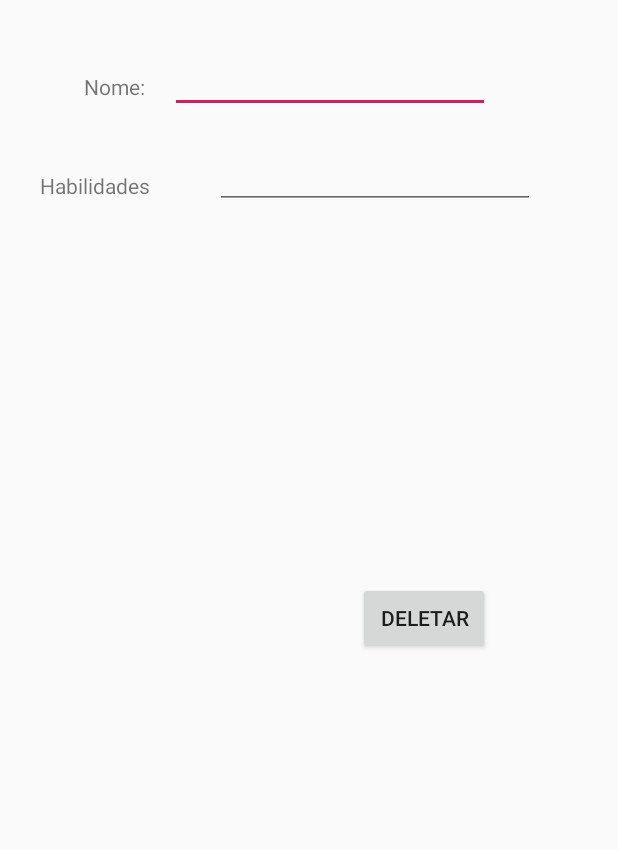
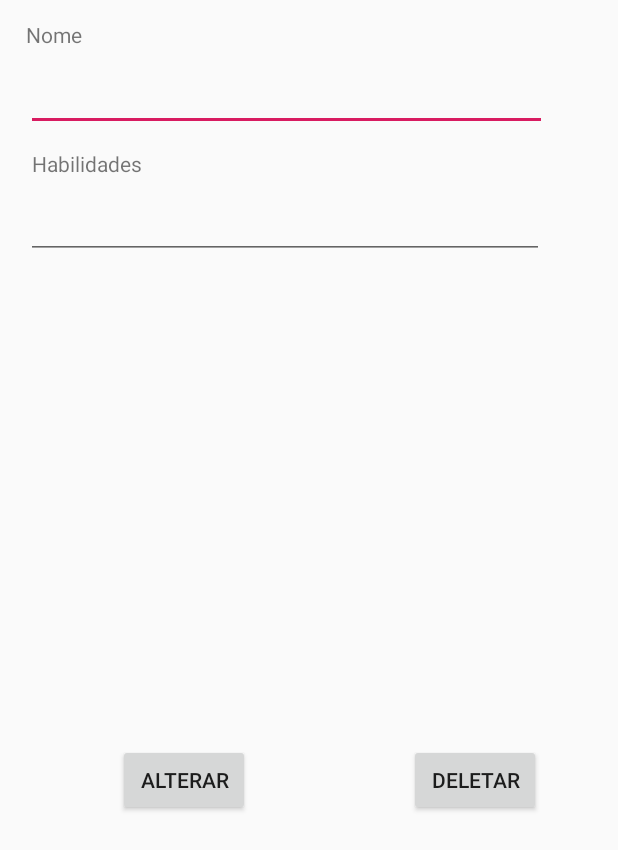
Before and after one commit to GeoWg/BdMutantes, an Android app: the layout activity_detail.xml on its own in the app's theme, with its tools: preview values and no code run, on a phone screen of 412 x 824 dp. Shown: the top 850 px of the screen. Run offline under Robolectric (Android 15) with nearby library versions, the phone set to English and light mode, and no system bars.

Commit message:
Alteração na CadastrarActivity (falta arrumar comentários), Alteração na DetailActivity, inserção do botão e criação da função (falta o conteúdo e comentários)

```diff
--- a/app/src/main/java/com/example/george/bdmutantes/CadastrarActivity.java
+++ b/app/src/main/java/com/example/george/bdmutantes/CadastrarActivity.java
@@ -8,6 +8,7 @@ import android.os.Bundle;
 import android.view.View;
 import android.widget.Button;
 import android.widget.EditText;
+import android.widget.Toast;
 
 import java.util.List;
 
@@ -26,17 +27,17 @@ public class CadastrarActivity extends AppCompatActivity {
 
         //Depois de iniciar a Activity, se vier da main, os campos vem vazios, se vier da detail, vem preenchidos
 
-        Intent it = getIntent();
-        Bundle params = it.getExtras();
-        int id = params.getInt("idMutante");
+        //Intent it = getIntent();
+        //Bundle params = it.getExtras();
+        //int id = params.getInt("idMutante");
 
         mutanteOperation = new MutanteOperations(this);
         mutanteOperation.open();
 
-        if(id != 0) {
+        //if(id != 0) {
             //etHabilidades.setText(mutanteOperation.getMutanteById(id).getHabilidade(), EditText.BufferType.EDITABLE);
             //nome.setText(mutanteOperation.getMutanteById(id).getNome(), EditText.BufferType.EDITABLE);
-        }
+        //}
 
     }
 
@@ -47,28 +48,30 @@ public class CadastrarActivity extends AppCompatActivity {
             etNome = findViewById(R.id.etNome);
             etHabilidades = findViewById(R.id.etHabilidades);
 
-            Intent it = getIntent();
-            Bundle params = it.getExtras();
-            int aux = params.getInt("aux");
-            int id = params.getInt("mutanteId");
+            //Intent it = getIntent();
+            //Bundle params = it.getExtras();
+            //int aux = params.getInt("aux");
+            //int id = params.getInt("mutanteId");
 
             //Se os campos não estiverem vazios
-            if(!(etNome.getText().toString().equals("") || etHabilidades.getText().toString().equals(""))){
+            if(!(etNome.getText().toString().equals("") || etHabilidades.getText().toString().equals(""))) {
                 //Se veio da Main
-                if(aux == 0){
-                    List<Mutante> mutantes = mutanteOperation.getAllMutantes();
-                    for (Mutante m : mutantes){
-                        //Se o valor do campo nome for igual ao nome do mutante que está no for, chama a exceção negativa
-                        if (m.getName().equalsIgnoreCase(etNome.getText().toString())){
-                            String e = "Mutante já cadastrado.";
-                            throw  new Exception(e);
-                        }
+                List<Mutante> mutantes = mutanteOperation.getAllMutantes();
+                for (Mutante m : mutantes) {
+                    //Se o valor do campo nome for igual ao nome do mutante que está no for, chama a exceção negativa
+                    if (m.getName().equalsIgnoreCase(etNome.getText().toString())) {
+                        String e = "Mutante já cadastrado.";
+                        throw new Exception(e);
                     }
-                    //Se não cair na exceção, quer dizer que o mutante não existe e pode ser cadastrado
+                }
+            } else{
+                String e = "Os campos nome e habilidades não podem ser vazios.";
+                throw new Exception(e);
+            }
+            //Se não cair na exceção, quer dizer que o mutante não existe e pode ser cadastrado
                     mutanteOperation.addMutante(etNome.getText().toString(), etHabilidades.getText().toString());
-                }
                 //Se veio da Detail
-                if (aux == 1){
+                /*if (aux == 1){
                     List<Mutante> mutantes = mutanteOperation.getAllMutantes();
                     for (Mutante m : mutantes){
                         //Se o valor do campo nome for igual ao nome do mutante que está no for e o campo id não, chama a exceção negativa
@@ -79,7 +82,7 @@ public class CadastrarActivity extends AppCompatActivity {
                     }
                     //Se não cair na exceção, quer dizer que o mutante não existe e pode ser cadastrado
                     mutanteOperation.addMutante(etNome.getText().toString(), etHabilidades.getText().toString());
-                }
+                }*/
                 //AlertDialog positivo
                 builder.setTitle("Sucesso")
                         .setMessage("Mutante cadastrado com sucesso.")
@@ -91,7 +94,6 @@ public class CadastrarActivity extends AppCompatActivity {
                                     }
                                 });
                 builder.show();
-            }
         } catch (Exception e){
             //AlertDialog negativo
             builder.setTitle("Erro")
@@ -105,9 +107,6 @@ public class CadastrarActivity extends AppCompatActivity {
                             });
             builder.show();
         }
-
-
-
     }
 
     @Override
--- a/app/src/main/java/com/example/george/bdmutantes/DetailActivity.java
+++ b/app/src/main/java/com/example/george/bdmutantes/DetailActivity.java
@@ -36,6 +36,10 @@ public class DetailActivity extends AppCompatActivity {
         }
     }
 
+    public void alteraMutante(View view){
+
+    }
+
     public void deleteMutante(View view){
         Intent it = getIntent();
         Bundle params = it.getExtras();
--- a/app/src/main/java/com/example/george/bdmutantes/MainActivity.java
+++ b/app/src/main/java/com/example/george/bdmutantes/MainActivity.java
@@ -7,7 +7,7 @@ import android.view.View;
 
 public class MainActivity extends AppCompatActivity {
 
-    int aux = 0;
+    //int aux = 0;
 
     @Override
     protected void onCreate(Bundle savedInstanceState) {
@@ -18,9 +18,9 @@ public class MainActivity extends AppCompatActivity {
     public void cadastrarMutante(View view){
         //Envia auxiliar com 0 para saber que veio da Main
         Intent it = new Intent(this, CadastrarActivity.class);
-        Bundle params = new Bundle();
-        params.putInt("aux", aux);
-        it.putExtras(params);
+        //Bundle params = new Bundle();
+        //params.putInt("aux", aux);
+        //it.putExtras(params);
         startActivity(it);
     }
 
--- a/app/src/main/res/layout/activity_detail.xml
+++ b/app/src/main/res/layout/activity_detail.xml
@@ -7,53 +7,64 @@
     tools:context=".DetailActivity">
 
     <TextView
-        android:id="@+id/textView3"
+        android:id="@+id/textView"
         android:layout_width="wrap_content"
         android:layout_height="wrap_content"
         android:layout_alignParentStart="true"
         android:layout_alignParentTop="true"
-        android:layout_marginStart="56dp"
-        android:layout_marginTop="48dp"
-        android:text="Nome:" />
+        android:layout_marginStart="17dp"
+        android:layout_marginTop="13dp"
+        android:text="Nome" />
+
+    <EditText
+        android:id="@+id/etNome"
+        android:layout_width="347dp"
+        android:layout_height="wrap_content"
+        android:layout_alignStart="@+id/textView"
+        android:layout_alignParentTop="true"
+        android:layout_marginTop="42dp"
+        android:ems="10"
+        android:inputType="textPersonName" />
 
     <TextView
-        android:id="@+id/textView4"
+        android:id="@+id/textView2"
         android:layout_width="wrap_content"
         android:layout_height="wrap_content"
-        android:layout_alignStart="@+id/textView3"
+        android:layout_alignParentStart="true"
         android:layout_alignParentTop="true"
-        android:layout_marginStart="-29dp"
-        android:layout_marginTop="114dp"
+        android:layout_marginStart="21dp"
+        android:layout_marginTop="99dp"
         android:text="Habilidades" />
 
     <EditText
-        android:id="@+id/etNome"
-        android:layout_width="wrap_content"
+        android:id="@+id/etHabilidades"
+        android:layout_width="345dp"
         android:layout_height="wrap_content"
+        android:layout_alignStart="@+id/textView"
         android:layout_alignParentTop="true"
-        android:layout_marginStart="13dp"
-        android:layout_marginTop="30dp"
-        android:layout_toEndOf="@+id/textView4"
+        android:layout_marginTop="127dp"
         android:ems="10"
         android:inputType="textPersonName" />
 
-    <EditText
-        android:id="@+id/etHabilidades"
+    <Button
+        android:id="@+id/btnAlterar"
         android:layout_width="wrap_content"
         android:layout_height="wrap_content"
-        android:layout_alignTop="@+id/textView4"
         android:layout_alignParentEnd="true"
-        android:layout_marginTop="-20dp"
-        android:layout_marginEnd="55dp"
-        android:ems="10"
-        android:inputType="textMultiLine" />
+        android:layout_alignParentBottom="true"
+        android:layout_marginEnd="245dp"
+        android:layout_marginBottom="280dp"
+        android:onClick="alteraMutante"
+        android:text="Alterar" />
 
     <Button
-        android:id="@+id/delete"
+        android:id="@+id/btnDeletar"
         android:layout_width="wrap_content"
         android:layout_height="wrap_content"
-        android:layout_alignEnd="@+id/etNome"
-        android:layout_centerVertical="true"
+        android:layout_alignParentEnd="true"
+        android:layout_alignParentBottom="true"
+        android:layout_marginEnd="51dp"
+        android:layout_marginBottom="280dp"
         android:onClick="deleteMutante"
         android:text="Deletar" />
 </android.widget.RelativeLayout>
```
